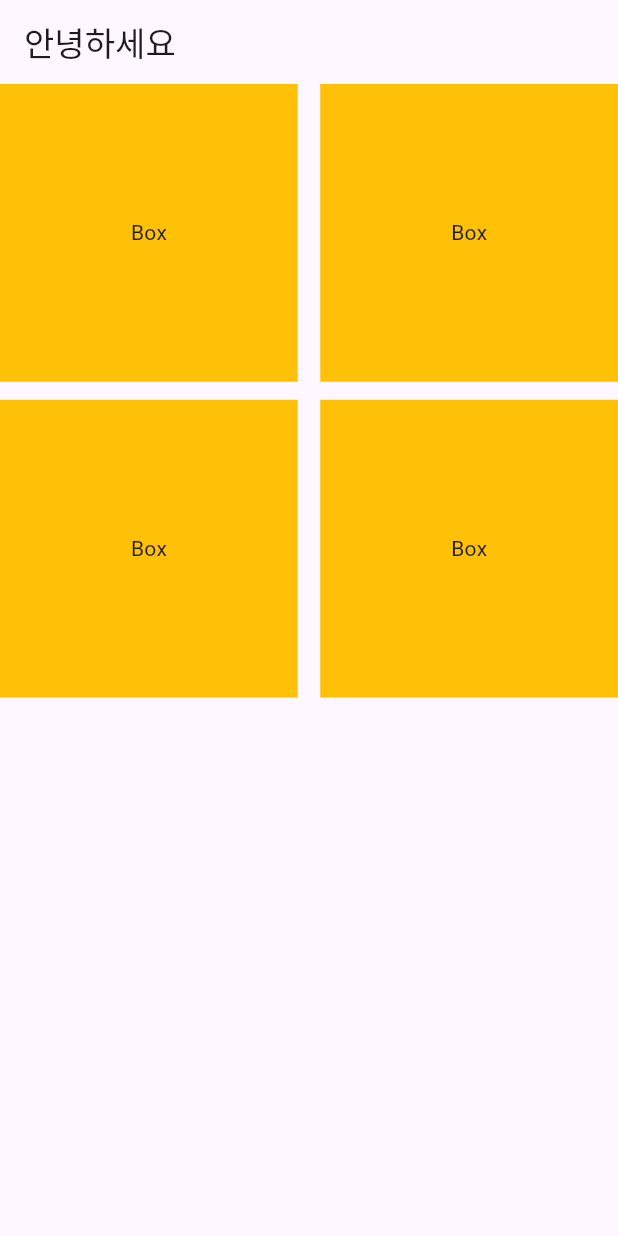
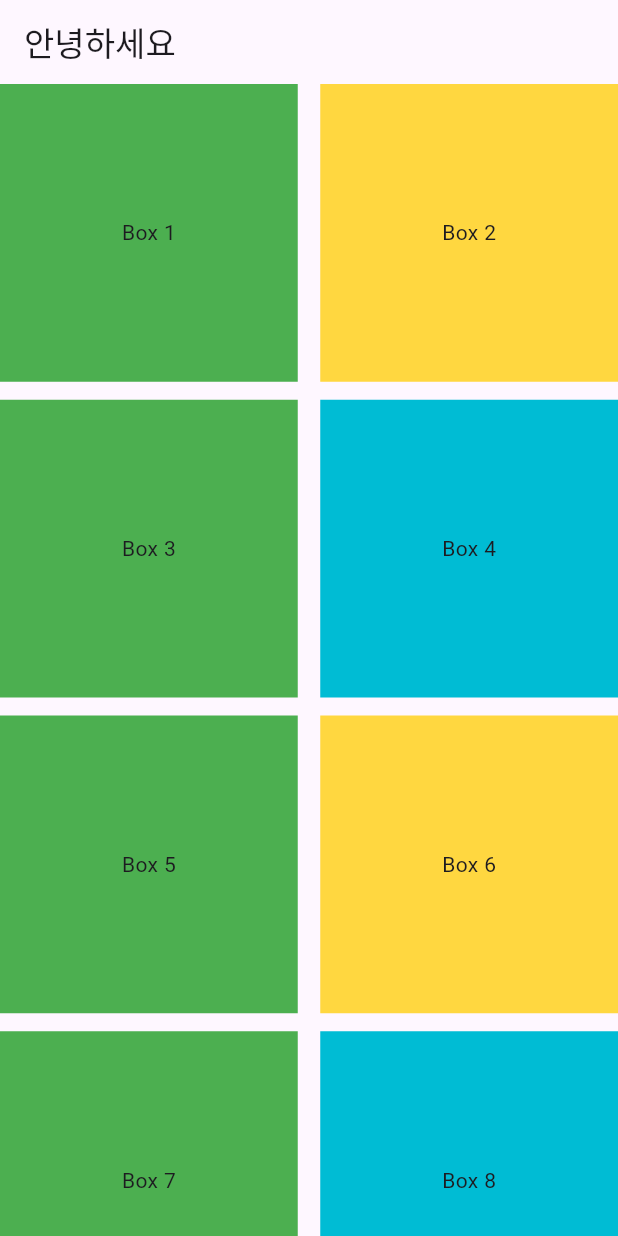
Before and after one commit to brian-jteom/flutter_lecture, a Flutter app: the screen it shows after launch, on a phone screen of 412 x 824 dp. Run offline on Flutter 3.47's test engine with Material 3 defaults, Android fonts, the phone set to English and light mode, and no system bars.

Commit message:
gridview container 에 파라미터 삽입

```diff
--- a/lib/main.dart
+++ b/lib/main.dart
@@ -45,20 +45,28 @@ class _MyHomePageState extends State<MyHomePage> {
             mainAxisSpacing: 12.0 // 주석 해보기(세로 행간 길이)
           ),
           children: [
-            postContainer(),
-            postContainer(),
-            postContainer(),
-            postContainer()
+            postContainer(number: 1, colorData: Colors.green),
+            postContainer(number: 2, colorData: Colors.amberAccent),
+            postContainer(number: 3, colorData: Colors.green),
+            postContainer(number: 4, colorData: Colors.cyan),
+            postContainer(number: 5, colorData: Colors.green),
+            postContainer(number: 6, colorData: Colors.amberAccent),
+            postContainer(number: 7, colorData: Colors.green),
+            postContainer(number: 8, colorData: Colors.cyan),
+            postContainer(number: 9, colorData: Colors.green),
+            postContainer(number: 10, colorData: Colors.amberAccent),
+            postContainer(number: 11, colorData: Colors.green),
+            postContainer(number: 12, colorData: Colors.cyan),
           ],
         )
     );
   }
 
-  Widget postContainer() {
+  Widget postContainer({int number = 0, Color colorData = Colors.amber}) {
     return Container(
             height: 200,
-            color: Colors.amber,
-            child: Center(child: Text("Box")),
+            color: colorData,
+            child: Center(child: Text("Box $number")),
           );
   }
 
```
